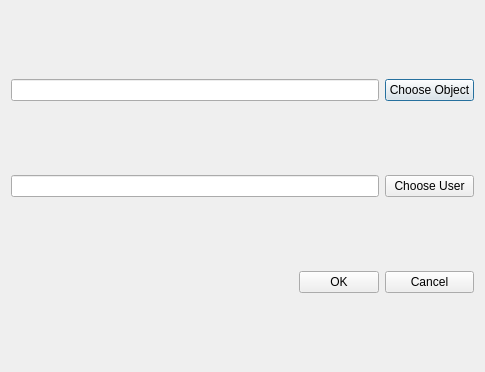
Before: the Qt Designer form addobject.ui in vk2231/VK, drawn with Qt 5.
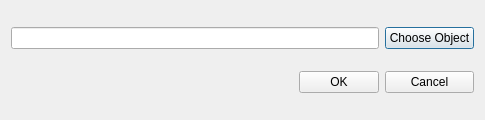
After: the same form once the commit is applied.

```diff
--- a/addobject.ui
+++ b/addobject.ui
@@ -7,7 +7,7 @@
     <x>0</x>
     <y>0</y>
     <width>485</width>
-    <height>372</height>
+    <height>120</height>
    </rect>
   </property>
   <property name="windowTitle">
@@ -24,17 +24,7 @@
      </property>
     </widget>
    </item>
-   <item row="1" column="0" colspan="2">
-    <widget class="QLineEdit" name="userName"/>
-   </item>
-   <item row="1" column="2">
-    <widget class="QPushButton" name="chooseUser">
-     <property name="text">
-      <string>Choose User</string>
-     </property>
-    </widget>
-   </item>
-   <item row="2" column="0">
+   <item row="1" column="0">
     <spacer name="horizontalSpacer">
      <property name="orientation">
       <enum>Qt::Horizontal</enum>
@@ -47,14 +37,14 @@
      </property>
     </spacer>
    </item>
-   <item row="2" column="1">
+   <item row="1" column="1">
     <widget class="QPushButton" name="ok">
      <property name="text">
       <string>OK</string>
      </property>
     </widget>
    </item>
-   <item row="2" column="2">
+   <item row="1" column="2">
     <widget class="QPushButton" name="cancel">
      <property name="text">
       <string>Cancel</string>
```
